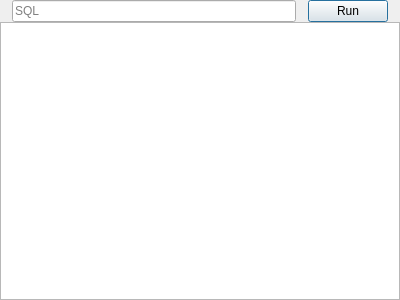
Qt form custumsql.ui (informationsea/Hyokai) before a commit.
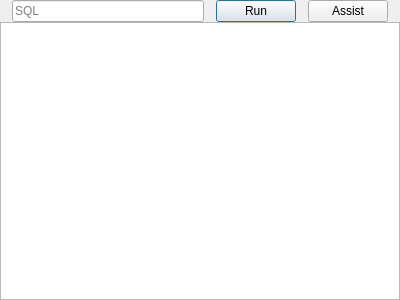
The same form after that commit.

Commit message: add assist menu to CustumSql dialog

Patch:
```diff
--- a/custumsql.ui
+++ b/custumsql.ui
@@ -48,6 +48,13 @@
        </property>
       </widget>
      </item>
+     <item>
+      <widget class="QPushButton" name="assistButton">
+       <property name="text">
+        <string>Assist</string>
+       </property>
+      </widget>
+     </item>
     </layout>
    </item>
    <item>
```
The commit also changes 4 other files.
